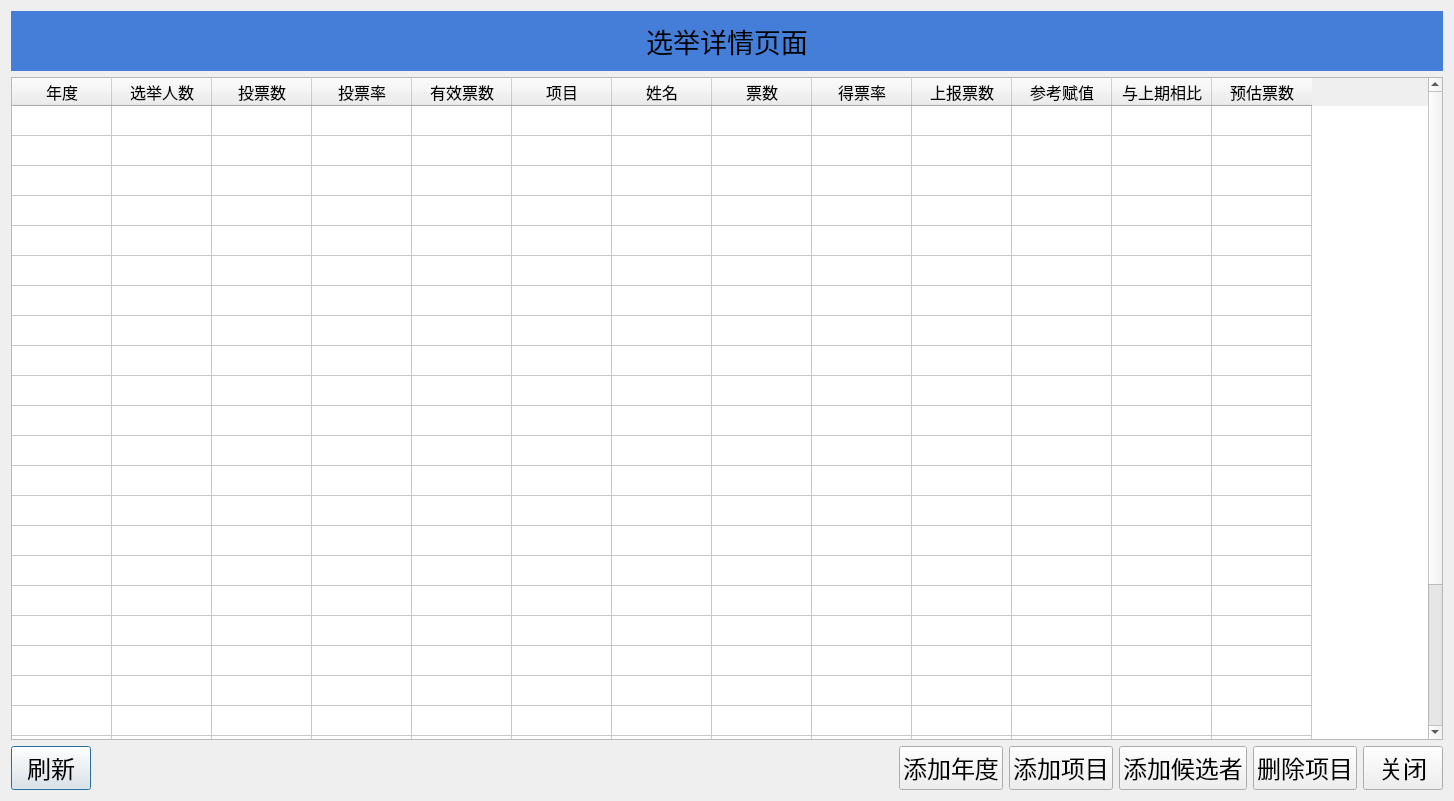
First picture: the form in ui/page_elements/election_detail_page/DetailPage.ui, repository ArcherLuo233/election-s-prediction, before the edit.
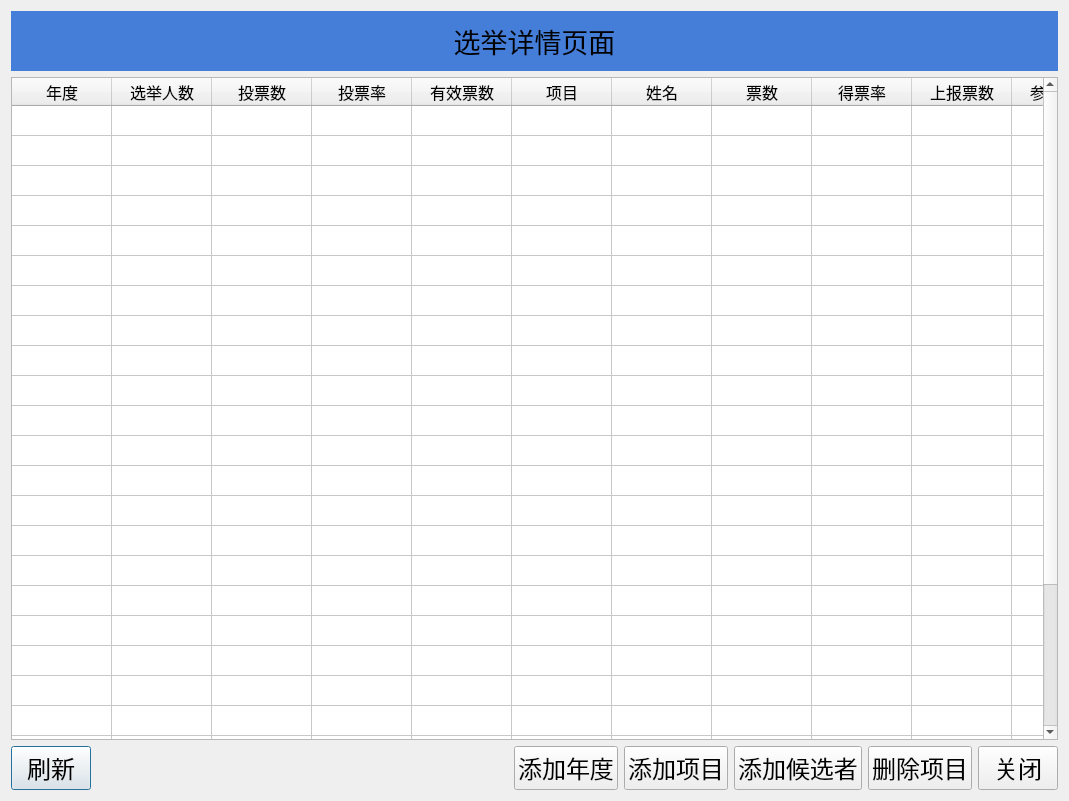
Second picture: the form after the edit.

What changed in the file:
```diff
--- a/ui/page_elements/election_detail_page/DetailPage.ui
+++ b/ui/page_elements/election_detail_page/DetailPage.ui
@@ -6,7 +6,7 @@
    <rect>
     <x>0</x>
     <y>0</y>
-    <width>1454</width>
+          <width>1069</width>
     <height>801</height>
    </rect>
   </property>
```
Lines whose indentation alone changed are shown as unchanged.
